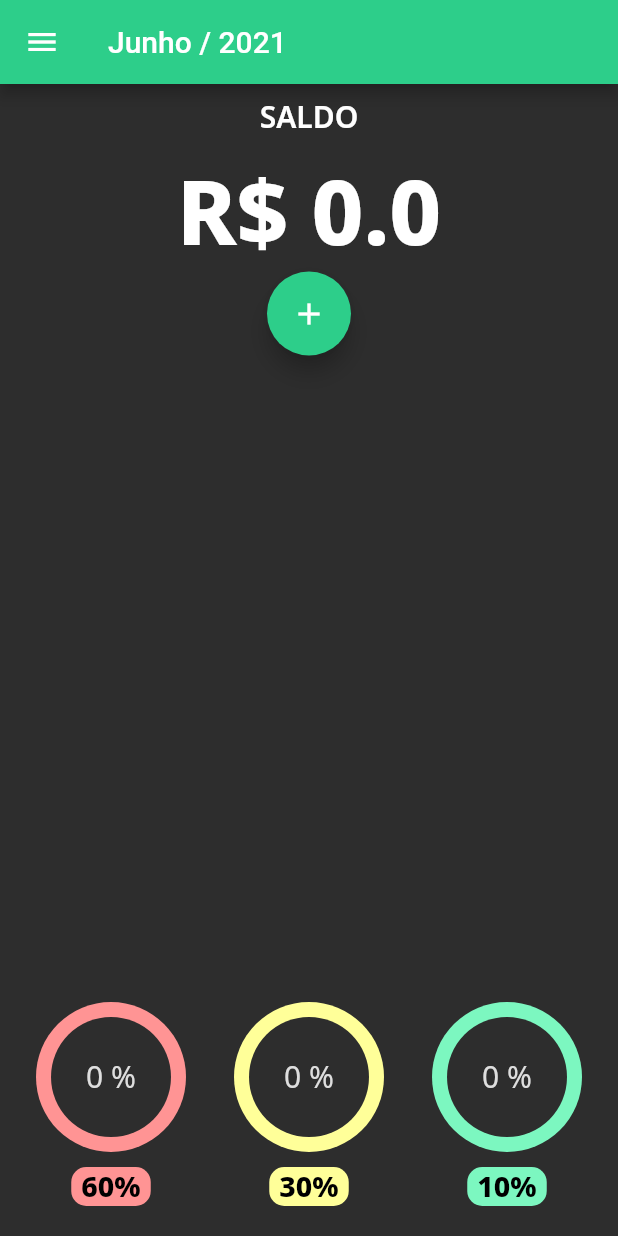
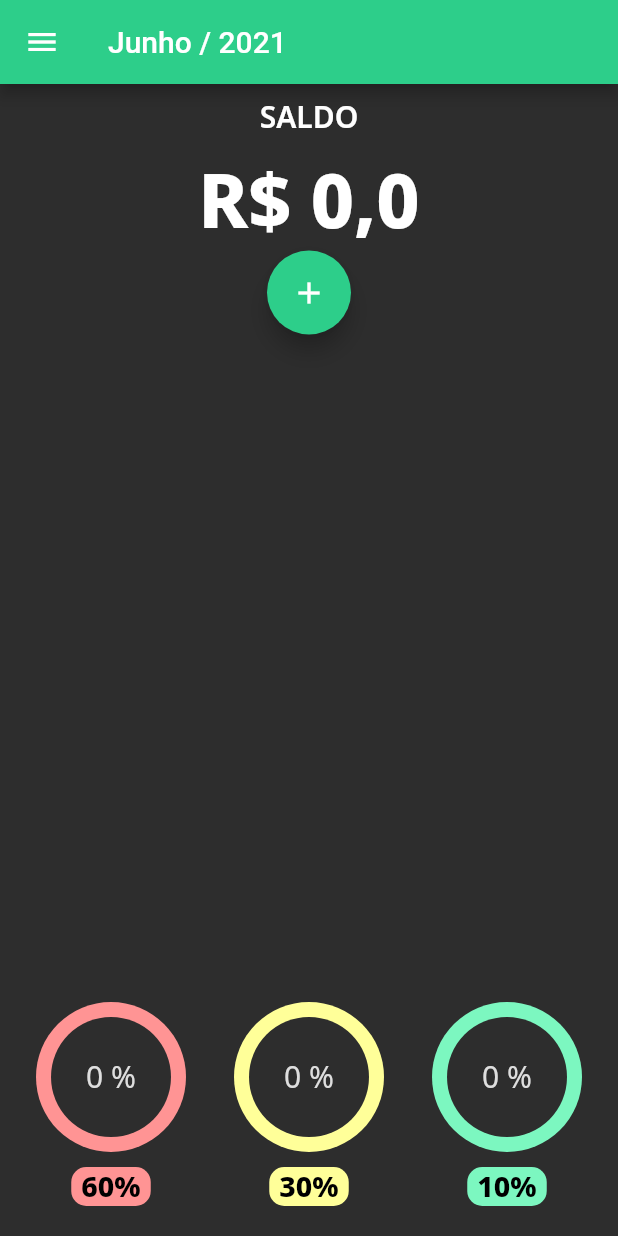
Before and after one commit to denersonpinas/moneyspace, a Flutter app: the Home screen opened directly, on a phone screen of 412 x 824 dp. Run offline on Flutter 3.47's test engine with Material 2 defaults, Android fonts, the phone set to English and light mode, and no system bars; our stand-ins replace brasil_fields, google_fonts.

```diff
--- a/lib/core/app_text_styles.dart
+++ b/lib/core/app_text_styles.dart
@@ -91,7 +91,7 @@ class AppTextStyles {
   );
   static final TextStyle valueSaldo = GoogleFonts.notoSans(
     color: AppColors.white,
-    fontSize: 60,
+    fontSize: 50,
     fontWeight: FontWeight.w800,
   );
   static final TextStyle titleSaldo = GoogleFonts.notoSans(
```
Also changed, not shown: lib/home/home.dart (+4 -6 lines).
